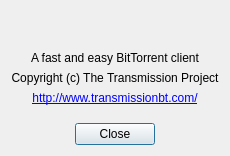
mirror/dd-wrt, file src/router/transmission/qt/AboutDialog.ui: the form before one commit.
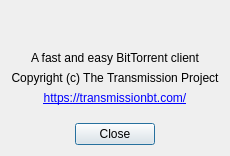
The form after the commit.

Patch:
```diff
--- a/src/router/transmission/qt/AboutDialog.ui
+++ b/src/router/transmission/qt/AboutDialog.ui
@@ -57,7 +57,7 @@
    <item>
     <widget class="QLabel" name="linkLabel">
      <property name="text">
-      <string notr="true">&lt;a href=&quot;http://www.transmissionbt.com/&quot;&gt;http://www.transmissionbt.com/&lt;/a&gt;</string>
+      <string notr="true">&lt;a href=&quot;https://transmissionbt.com/&quot;&gt;https://transmissionbt.com/&lt;/a&gt;</string>
      </property>
      <property name="alignment">
       <set>Qt::AlignCenter</set>
```
